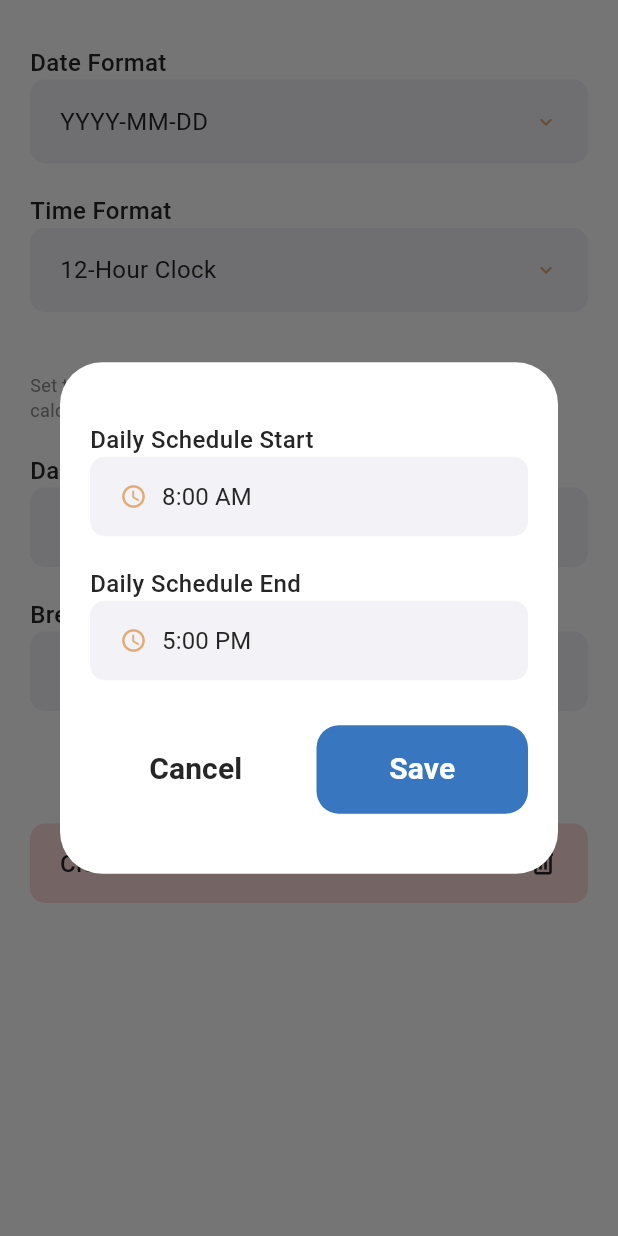
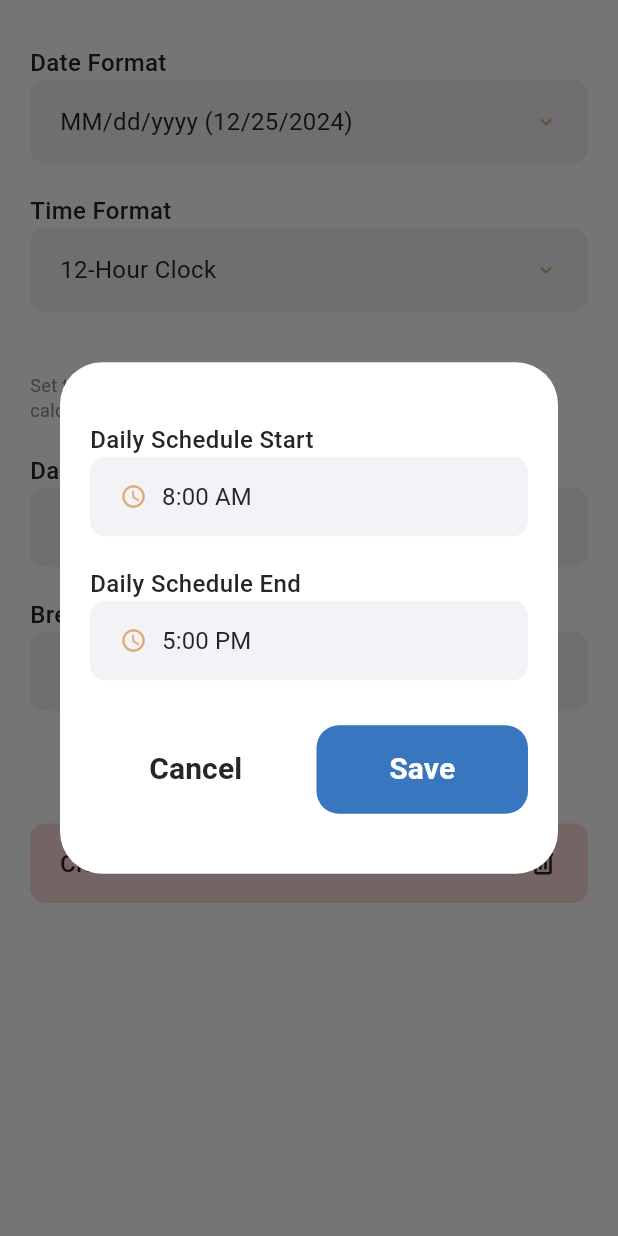
Before and after one commit to Kheemwel/dtr-app, a Flutter app: the SettingsScreen widget shown alone on an empty page, opened directly, after a tap on an icon or button, on a phone screen of 412 x 824 dp. Run offline on Flutter 3.47's test engine with Material 3 defaults, Android fonts, the phone set to English and light mode, and no system bars; our stand-ins replace flutter_svg, shared_preferences; accounts and stored records are empty.

Commit message:
feat: add sharedpreferences function - date format, time format, daily schedule, and breaktime configuration from settings can now be save in shared preferences - date and time format display are now base on the saved format - add TimeOfDay api for time format - add function for parsing time string to TimeOfDay

```diff
--- a/lib/core/api/datetime_api.dart
+++ b/lib/core/api/datetime_api.dart
@@ -1,7 +1,8 @@
 import 'package:intl/intl.dart';
 
 extension DateToString on DateTime {
-  String format({String format = 'MM/dd/yyyy'}) {
+  /// Format DateTime to a string using the provided format
+  String formatToString({String format = 'MM/dd/yyyy'}) {
     return DateFormat(format).format(this);
   }
 }
--- /dev/null
+++ b/lib/core/api/timeofday_api.dart
@@ -0,0 +1,16 @@
+import 'package:flutter/material.dart';
+import 'package:intl/intl.dart';
+
+extension TimeOfDayFormatting on TimeOfDay {
+  /// Convert TimeOfDay to DateTime for formatting
+  DateTime _toDateTime() {
+    final now = DateTime.now();
+    return DateTime(now.year, now.month, now.day, hour, minute);
+  }
+
+  /// Format TimeOfDay to a string using the provided format
+  String formatToString({String format = 'HH:mm'}) {
+    final dateTime = _toDateTime();
+    return DateFormat(format).format(dateTime);
+  }
+}
--- a/lib/core/constants.dart
+++ b/lib/core/constants.dart
@@ -3,19 +3,17 @@ const iconHome = 'assets/icons/icon_home.svg';
 const iconDelete = 'assets/icons/icon_delete.svg';
 const iconCalendar = 'assets/icons/icon_calendar.svg';
 const iconBack = 'assets/icons/icon_back.svg';
+const militaryHourFormat = 'HH:mm';
 
 /// List of date formats
 final Map<String, String> dateFormats = {
-  'YYYY-MM-DD': 'YYYY-MM-DD',
-  'MM-DD-YYYY': 'MM-DD-YYYY',
-  'MM/DD/YYYY': 'MM/DD/YYYY',
-  'MMM DD, YYYY': 'MMM DD, YYYY',
-  'MMMM DD, YYYY': 'MMMM DD, YYYY',
-  'EEEE, MMMM DD': 'EEEE, MMMM DD, YYYY',
+  'MM/dd/yyyy': 'MM/dd/yyyy (12/25/2024)',
+  'yyyy-MM-dd': 'yyyy-MM-dd (2024-12-25)',
+  'MM-dd-yyyy': 'MM-dd-yyyy (12-25-2024)',
+  'MMM dd, yyyy': 'MMM dd, yyyy (Dec 25, 2024)',
+  'MMMM dd, yyyy': 'MMMM dd, yyyy (December 25, 2024)',
+  'EEEE, MMMM dd, yyyy': 'EEEE, MMMM dd, yyyy (wednesday, December, 25, 2024)',
 };
 
 /// List of time formats
-final Map<String, String> timeFormats = {
-  'h:mm a ': '12-Hour Clock',
-  'h:mm ': '24-Hour Clock'
-};
+final Map<String, String> timeFormats = {'h:mm a': '12-Hour Clock', 'HH:mm': '24-Hour Clock'};
--- a/lib/core/theme.dart
+++ b/lib/core/theme.dart
@@ -5,7 +5,7 @@ final Map<String, Color> palette = {
   'primary': const Color(0xff192655),
   'secondary': const Color(0xff3876bf),
   'tertiary': const Color(0xff2f64a1),
-  'tertiary-variant': const Color(0xffeaf4ff),
+  'tertiaryVariant': const Color(0xffeaf4ff),
   'icons': const Color(0xffe1aa74),
   'overview': const Color(0xfffffeec),
   'inputs': const Color(0xfff2f2f7),
@@ -145,8 +145,7 @@ final datePickerTheme = DatePickerThemeData(
 /// Customized theme for menus
 final menuTheme = MenuThemeData(
     style: MenuStyle(
-  shape: WidgetStatePropertyAll(
-      RoundedRectangleBorder(borderRadius: BorderRadius.circular(10))),
+  shape: WidgetStatePropertyAll(RoundedRectangleBorder(borderRadius: BorderRadius.circular(10))),
 ));
 
 /// Cutomized theme for popup menus
--- /dev/null
+++ b/lib/core/utilities/string_to_timeofday.dart
@@ -0,0 +1,24 @@
+import 'package:flutter/material.dart';
+
+TimeOfDay? parseTimeOfDay(String formattedTime) {
+  try {
+    List<String> parts = formattedTime.split(':');
+    if (parts.length != 2) return null; // Early return for invalid format
+
+    final hour = int.tryParse(parts[0]);
+    final minute = int.tryParse(parts[1]);
+
+    if (hour == null ||
+        minute == null ||
+        hour < 0 ||
+        hour > 23 ||
+        minute < 0 ||
+        minute > 59) {
+      return null; // Combined validation
+    }
+
+    return TimeOfDay(hour: hour, minute: minute);
+  } catch (error) {
+    return null;
+  }
+}
--- /dev/null
+++ b/lib/data/shared_preferences/sharedpref.dart
@@ -0,0 +1,74 @@
+import 'package:flutter_dtr_app/core/constants.dart';
+import 'package:shared_preferences/shared_preferences.dart';
+
+/// Collection of functions for handling SharedPreferences
+class SharedPref {
+  static late SharedPreferences _prefs;
+
+  /// Initialize SharedPreferences
+  static Future<void> init() async {
+    _prefs = await SharedPreferences.getInstance();
+  }
+
+  /// Save date format to SharedPreferences
+  static void setDateFormat(String format) {
+    _prefs.setString('dateFormat', format);
+  }
+
+  /// Retrieve date format from SharedPreferences
+  static String getDateFormat() {
+    var formats = dateFormats.keys;
+    return _prefs.getString('dateFormat') ?? formats.first;
+  }
+
+  /// Save time format to SharedPreferences
+  static void setTimeFormat(String format) {
+    _prefs.setString('timeFormat', format);
+  }
+
+  /// Retrieve date format from SharedPreferences
+  static String getTimeFormat() {
+    var formats = timeFormats.keys;
+    return _prefs.getString('timeFormat') ?? formats.first;
+  }
+
+  /// Save daily schedule start to SharedPreferences
+  static void setDailyScheduleStart(String time) {
+    _prefs.setString('dailyScheduleStart', time);
+  }
+
+  /// Retrieve daily schedule start from SharedPreferences
+  static String getDailyScheduleStart() {
+    return _prefs.getString('dailyScheduleStart') ?? '8:00';
+  }
+
+  /// Save daily schedule end to SharedPreferences
+  static void setDailyScheduleEnd(String time) {
+    _prefs.setString('dailyScheduleEnd', time);
+  }
+
+  /// Retrieve daily schedule end from SharedPreferences
+  static String getDailyScheduleEnd() {
+    return _prefs.getString('dailyScheduleEnd') ?? '17:00';
+  }
+
+  /// Save break time start to SharedPreferences
+  static void setBreakTimeStart(String time) {
+    _prefs.setString('breakTimeStart', time);
+  }
+
+  /// Retrieve break time start from SharedPreferences
+  static String getBreakTimeStart() {
+    return _prefs.getString('breakTimeStart') ?? '12:00';
+  }
+
+  /// Save break time end to SharedPreferences
+  static void setBreakTimeEnd(String time) {
+    _prefs.setString('breakTimeEnd', time);
+  }
+
+  /// Retrieve break time end from SharedPreferences
+  static String getBreakTimeEnd() {
+    return _prefs.getString('breakTimeEnd') ?? '13:00';
+  }
+}
--- a/lib/main.dart
+++ b/lib/main.dart
@@ -1,8 +1,14 @@
 import 'package:flutter/material.dart';
 import 'package:flutter_dtr_app/core/theme.dart';
+import 'package:flutter_dtr_app/data/shared_preferences/sharedpref.dart';
 import 'package:flutter_dtr_app/splash_screen.dart';
 
 void main() {
+  WidgetsFlutterBinding.ensureInitialized();
+
+  // Initialize shared preferences
+  SharedPref.init();
+
   runApp(const MyApp());
 }
 
--- a/lib/screens/home/dtr_grid.dart
+++ b/lib/screens/home/dtr_grid.dart
@@ -1,10 +1,10 @@
 import 'package:flutter/material.dart';
 import 'package:flutter_dtr_app/widgets/bordered_container.dart';
 import 'package:flutter_dtr_app/widgets/dtr_cell.dart';
-import 'package:flutter_dtr_app/database/json_serialization.dart';
+import 'package:flutter_dtr_app/data/database/json_serialization.dart';
 import 'package:shared_preferences/shared_preferences.dart';
 
-import '../../database/dtr_day.dart';
+import '../../data/database/dtr_day.dart';
 
 class DTRGrid extends StatefulWidget {
   const DTRGrid({super.key});
--- a/lib/screens/report/report.dart
+++ b/lib/screens/report/report.dart
@@ -1,6 +1,7 @@
 import 'package:flutter/material.dart';
 import 'package:flutter_dtr_app/core/constants.dart';
 import 'package:flutter_dtr_app/core/theme.dart';
+import 'package:flutter_dtr_app/data/shared_preferences/sharedpref.dart';
 import 'package:flutter_dtr_app/widgets/data_overview_container.dart';
 import 'package:flutter_dtr_app/widgets/date_picker_button.dart';
 import 'package:flutter_dtr_app/widgets/text_button.dart';
@@ -21,6 +22,8 @@ class _ReportScreenState extends State<ReportScreen> {
 
   DateTime _startDate = DateTime.now();
   DateTime _endDate = DateTime.now();
+
+  String _dateFormat = SharedPref.getDateFormat();
 
   @override
   Widget build(BuildContext context) {
@@ -79,6 +82,7 @@ class _ReportScreenState extends State<ReportScreen> {
                       _startDate = selectedDate;
                     });
                   },
+                  dateFormat: _dateFormat,
                 ),
               ],
             ),
@@ -100,6 +104,7 @@ class _ReportScreenState extends State<ReportScreen> {
                       _endDate = selectedDate;
                     });
                   },
+                  dateFormat: _dateFormat,
                 ),
               ],
             ),
--- a/lib/screens/settings/settings.dart
+++ b/lib/screens/settings/settings.dart
@@ -1,7 +1,11 @@
 import 'package:flutter/material.dart';
+import 'package:flutter_dtr_app/core/api/timeofday_api.dart';
 import 'package:flutter_dtr_app/core/constants.dart';
 import 'package:flutter_dtr_app/core/theme.dart';
+import 'package:flutter_dtr_app/core/utilities/string_to_timeofday.dart';
+import 'package:flutter_dtr_app/data/shared_preferences/sharedpref.dart';
 import 'package:flutter_dtr_app/widgets/configure_time_schedule.dart';
+import 'package:flutter_dtr_app/widgets/show_snackbar.dart';
 import 'package:flutter_dtr_app/widgets/text_button.dart';
 import 'package:flutter_dtr_app/widgets/typography.dart';
 import 'package:flutter_svg/flutter_svg.dart';
@@ -14,13 +18,15 @@ class SettingsScreen extends StatefulWidget {
 }
 
 class _SettingsScreenState extends State<SettingsScreen> {
-  String? _selectedDateFormat;
-  String? _selectedTimeFormat;
+  String _selectedDateFormat = SharedPref.getDateFormat();
+  String _selectedTimeFormat = SharedPref.getTimeFormat();
 
-  late TimeOfDay _scheduleStart = const TimeOfDay(hour: 8, minute: 0);
-  late TimeOfDay _scheduleEnd = const TimeOfDay(hour: 17, minute: 0);
-  late TimeOfDay _breakTimeStart = const TimeOfDay(hour: 12, minute: 0);
-  late TimeOfDay _breakTimeEnd = const TimeOfDay(hour: 13, minute: 0);
+  late bool _use24HourFormat = _selectedTimeFormat == militaryHourFormat;
+
+  TimeOfDay _scheduleStart = parseTimeOfDay(SharedPref.getDailyScheduleStart())!;
+  TimeOfDay _scheduleEnd = parseTimeOfDay(SharedPref.getDailyScheduleEnd())!;
+  TimeOfDay _breakTimeStart = parseTimeOfDay(SharedPref.getBreakTimeStart())!;
+  TimeOfDay _breakTimeEnd = parseTimeOfDay(SharedPref.getBreakTimeEnd())!;
 
   @override
   Widget build(BuildContext context) {
@@ -32,7 +38,8 @@ class _SettingsScreenState extends State<SettingsScreen> {
           items: dateFormats,
           value: _selectedDateFormat,
           onSelected: (selected) => setState(() {
-            _selectedDateFormat = selected;
+            _selectedDateFormat = selected!;
+            SharedPref.setDateFormat(_selectedDateFormat);
           }),
         ),
         const SizedBox(
@@ -43,7 +50,9 @@ class _SettingsScreenState extends State<SettingsScreen> {
           items: timeFormats,
           value: _selectedTimeFormat,
           onSelected: (selected) => setState(() {
-            _selectedTimeFormat = selected;
+            _selectedTimeFormat = selected!;
+            _use24HourFormat = _selectedTimeFormat == militaryHourFormat;
+            SharedPref.setTimeFormat(_selectedTimeFormat);
           }),
         ),
         const SizedBox(
@@ -77,11 +86,26 @@ class _SettingsScreenState extends State<SettingsScreen> {
       endTimeLabel: 'Daily Schedule End',
       endTimeSchedule: _scheduleEnd,
       onSave: (start, end) {
+        if (start.hour > _breakTimeStart.hour) {
+          showSnackBar(
+              context, 'The start of daily schedule should be before the start of break time');
+          return;
+        }
+        if (end.hour < _breakTimeEnd.hour) {
+          showSnackBar(context, 'The end of daily schedule should be after the end of break time');
+          return;
+        }
         setState(() {
           _scheduleStart = start;
           _scheduleEnd = end;
+
+          SharedPref.setDailyScheduleStart(_scheduleStart.formatToString());
+          SharedPref.setDailyScheduleEnd(_scheduleEnd.formatToString());
         });
-        });
+      },
+      timeFormat: _selectedTimeFormat,
+      use24HourFormat: _use24HourFormat,
+    );
   }
 
   Column _configureBreakTimeSchedule(BuildContext context) {
@@ -93,11 +117,27 @@ class _SettingsScreenState extends State<SettingsScreen> {
       endTimeLabel: 'Break Time End',
       endTimeSchedule: _breakTimeEnd,
       onSave: (start, end) {
+        if (start.hour < _scheduleStart.hour) {
+          showSnackBar(
+              context, 'The start of break time should be after the start of daily schedule');
+          return;
+        }
+
+        if (end.hour > _scheduleEnd.hour) {
+          showSnackBar(context, 'The end of break time should be before the end of daily schedule');
+          return;
+        }
         setState(() {
           _breakTimeStart = start;
           _breakTimeEnd = end;
+
+          SharedPref.setBreakTimeStart(_breakTimeStart.formatToString());
+          SharedPref.setBreakTimeEnd(_breakTimeEnd.formatToString());
         });
-        });
+      },
+      timeFormat: _selectedTimeFormat,
+      use24HourFormat: _use24HourFormat,
+    );
   }
 
   Column _formatSelection(
@@ -106,16 +146,14 @@ class _SettingsScreenState extends State<SettingsScreen> {
       required String? value,
       required Function(String? selected) onSelected}) {
     List<String> itemKeys = items.keys.toList();
-    value = value ?? itemKeys.first;
     return Column(
       mainAxisAlignment: MainAxisAlignment.start,
       crossAxisAlignment: CrossAxisAlignment.start,
       children: [
         buildTitleText(label),
         Container(
-          decoration: BoxDecoration(
-              color: palette['inputs'],
-              borderRadius: BorderRadius.circular(10)),
+          decoration:
+              BoxDecoration(color: palette['inputs'], borderRadius: BorderRadius.circular(10)),
           child: DropdownMenu<String>(
             expandedInsets: EdgeInsets.zero,
             trailingIcon: Icon(
@@ -129,19 +167,17 @@ class _SettingsScreenState extends State<SettingsScreen> {
               color: palette['icons'],
               size: 16,
             ),
-            textStyle:
-                Theme.of(context).textTheme.bodyMedium!.copyWith(fontSize: 16),
+            textStyle: Theme.of(context).textTheme.bodyMedium!.copyWith(fontSize: 16),
             inputDecorationTheme: const InputDecorationTheme(
               border: InputBorder.none,
               contentPadding: EdgeInsets.symmetric(vertical: 0, horizontal: 20),
             ),
-            initialSelection: itemKeys.first,
+            initialSelection: value,
             requestFocusOnTap: false,
             onSelected: (String? selectedItem) {
               onSelected(selectedItem);
             },
-            dropdownMenuEntries:
-                itemKeys.map<DropdownMenuEntry<String>>((String val) {
+            dropdownMenuEntries: itemKeys.map<DropdownMenuEntry<String>>((String val) {
               return DropdownMenuEntry<String>(
                 value: val,
                 label: items[val]!,
@@ -163,8 +199,7 @@ class _SettingsScreenState extends State<SettingsScreen> {
                   },
                 ),
                 labelWidget: ConstrainedBox(
-                  constraints: BoxConstraints(
-                      maxWidth: MediaQuery.of(context).size.width - 100),
+                  constraints: BoxConstraints(maxWidth: MediaQuery.of(context).size.width - 100),
                   child: buildRegularText(items[val]!,
                       fontSize: 14, color: value == val ? Colors.white : null),
                 ),
@@ -183,8 +218,7 @@ class _SettingsScreenState extends State<SettingsScreen> {
             padding: const EdgeInsets.symmetric(vertical: 15, horizontal: 20),
             backgroundColor: palette['danger'],
             foregroundColor: Colors.black,
-            shape: RoundedRectangleBorder(
-                borderRadius: BorderRadius.circular(10))),
+            shape: RoundedRectangleBorder(borderRadius: BorderRadius.circular(10))),
         child: Row(
           children: [
             Expanded(child: buildTitleText('Clear All Data')),
@@ -212,10 +246,8 @@ class _SettingsScreenState extends State<SettingsScreen> {
               const SizedBox(
                 height: 10,
               ),
-              buildRegularText(
-                  'Are you sure you want to clear all the data of the application?',
-                  fontSize: 16,
-                  isCentered: true),
+              buildRegularText('Are you sure you want to clear all the data of the application?',
+                  fontSize: 16, isCentered: true),
               const SizedBox(
                 height: 30,
               ),
--- a/lib/widgets/configure_time_schedule.dart
+++ b/lib/widgets/configure_time_schedule.dart
@@ -1,5 +1,7 @@
 import 'package:flutter/material.dart';
+import 'package:flutter_dtr_app/core/api/timeofday_api.dart';
 import 'package:flutter_dtr_app/core/theme.dart';
+import 'package:flutter_dtr_app/widgets/show_snackbar.dart';
 import 'package:flutter_dtr_app/widgets/text_button.dart';
 import 'package:flutter_dtr_app/widgets/time_picker_button.dart';
 import 'package:flutter_dtr_app/widgets/typography.dart';
@@ -12,6 +14,8 @@ Column buildTimeScheduleConfiguration({
   required String endTimeLabel,
   required TimeOfDay endTimeSchedule,
   required Function(TimeOfDay start, TimeOfDay end) onSave,
+  required String timeFormat,
+  required bool use24HourFormat,
 }) {
   int totalHours = endTimeSchedule.hour - startTimeShedule.hour;
   totalHours = totalHours < 0 ? totalHours + 24 : totalHours;
@@ -22,14 +26,21 @@ Column buildTimeScheduleConfiguration({
       buildTitleText(mainLabel),
       TextButton(
         onPressed: () async {
-          await _configureTimeScheduleDialog(context, startTimeShedule,
-              endTimeSchedule, startTimeLabel, endTimeLabel, onSave);
+          await _configureTimeScheduleDialog(
+            context,
+            startTimeShedule,
+            endTimeSchedule,
+            startTimeLabel,
+            endTimeLabel,
+            onSave,
+            timeFormat,
+            use24HourFormat,
+          );
         },
         style: TextButton.styleFrom(
             backgroundColor: palette['inputs'],
             padding: const EdgeInsets.symmetric(vertical: 15, horizontal: 20),
-            shape: RoundedRectangleBorder(
-                borderRadius: BorderRadius.circular(10))),
+            shape: RoundedRectangleBorder(borderRadius: BorderRadius.circular(10))),
         child: Row(
           children: [
             Icon(
@@ -42,11 +53,10 @@ Column buildTimeScheduleConfiguration({
             ),
             Expanded(
                 child: buildRegularText(
-              '${startTimeShedule.format(context)} - ${endTimeSchedule.format(context)}',
+              '${startTimeShedule.formatToString(format: timeFormat)} - ${endTimeSchedule.formatToString(format: timeFormat)}',
               fontSize: 16,
             )),
-            buildRegularText('${totalHours}hr${totalHours > 1 ? 's' : ''}',
-                fontSize: 16),
+            buildRegularText('${totalHours}hr${totalHours > 1 ? 's' : ''}', fontSize: 16),
           ],
         ),
       )
@@ -60,7 +70,10 @@ Future<void> _configureTimeScheduleDialog(
   TimeOfDay endTimeSchedule,
   String startTimeLabel,
   String endTimeLabel,
-    Function(TimeOfDay start, TimeOfDay end) onSave) async {
+  Function(TimeOfDay start, TimeOfDay end) onSave,
+  String timeFormat,
+  bool use24HourFormat,
+) async {
   final schedule = await showDialog<Map<String, TimeOfDay>>(
     context: context,
     builder: (BuildContext context) {
@@ -77,7 +90,13 @@ Future<void> _configureTimeScheduleDialog(
               children: <Widget>[
                 _scheduleTimePicker(context,
                     label: startTimeLabel,
+                    timeFormat: timeFormat,
+                    use24HourFormat: use24HourFormat,
                     time: startTime, onTimePicked: (TimeOfDay selectedTime) {
+                  if (selectedTime.hour > endTime.hour) {
+                    showSnackBar(context, 'Start time should be before the end time');
+                    return;
+                  }
                   setState(() {
                     startTime = selectedTime;
                   });
@@ -85,8 +104,15 @@ Future<void> _configureTimeScheduleDialog(
                 const SizedBox(
                   height: 20,
                 ),
-                _scheduleTimePicker(context, label: endTimeLabel, time: endTime,
-                    onTimePicked: (TimeOfDay selectedTime) {
+                _scheduleTimePicker(context,
+                    label: endTimeLabel,
+                    timeFormat: timeFormat,
+                    use24HourFormat: use24HourFormat,
+                    time: endTime, onTimePicked: (TimeOfDay selectedTime) {
+                  if (selectedTime.hour < startTime.hour) {
+                    showSnackBar(context, 'End time show be after the start time');
+                    return;
+                  }
                   setState(() {
                     endTime = selectedTime;
                   });
@@ -127,17 +153,26 @@ Future<void> _configureTimeScheduleDialog(
   }
 }
 
-Column _scheduleTimePicker(BuildContext context,
-    {required String label,
+Column _scheduleTimePicker(
+  BuildContext context, {
+  required String label,
   required TimeOfDay time,
-    required Function(TimeOfDay selectedTime) onTimePicked}) {
+  required Function(TimeOfDay selectedTime) onTimePicked,
+  required String timeFormat,
+  required bool use24HourFormat,
+}) {
   return Column(
     mainAxisAlignment: MainAxisAlignment.start,
     crossAxisAlignment: CrossAxisAlignment.start,
     children: [
       buildTitleText(label),
       buildTimePickerButton(
-          context: context, time: time, onTimePicked: onTimePicked)
+        context: context,
+        time: time,
+        onTimePicked: onTimePicked,
+        timeFormat: timeFormat,
+        use24HourFormat: use24HourFormat,
+      )
     ],
   );
 }
--- /dev/null
+++ b/lib/widgets/show_snackbar.dart
@@ -0,0 +1,5 @@
+import 'package:flutter/material.dart';
+
+void showSnackBar(BuildContext context, String text) {
+  ScaffoldMessenger.of(context).showSnackBar(SnackBar(content: Text(text)));
+}
--- a/lib/widgets/text_button.dart
+++ b/lib/widgets/text_button.dart
@@ -10,13 +10,13 @@ TextButton buildTextButtonSmall(String text,
         backgroundColor: WidgetStateProperty.resolveWith<Color>((states) {
           if (states.contains(WidgetState.pressed)) {
             return inverted
-                ? palette['tertiary-variant']!
+                ? palette['tertiaryVariant']!
                 : palette['tertiary']!;
           }
 
           if (states.contains(WidgetState.hovered)) {
             return inverted
-                ? palette['tertiary-variant']!
+                ? palette['tertiaryVariant']!
                 : palette['tertiary']!;
           }
 
```
Also changed, not shown: lib/screens/home/add_entry.dart (+11 -0 lines), lib/widgets/date_picker_button.dart (+9 -5 lines), lib/widgets/time_picker_button.dart (+16 -7 lines), lib/widgets/time_picker_dialog.dart (+10 -3 lines), lib/data/database/dtr_day.dart (renamed from lib/database/dtr_day.dart), lib/data/database/json_serialization.dart (renamed from lib/database/json_serialization.dart). Lines whose indentation alone changed are shown as unchanged.
